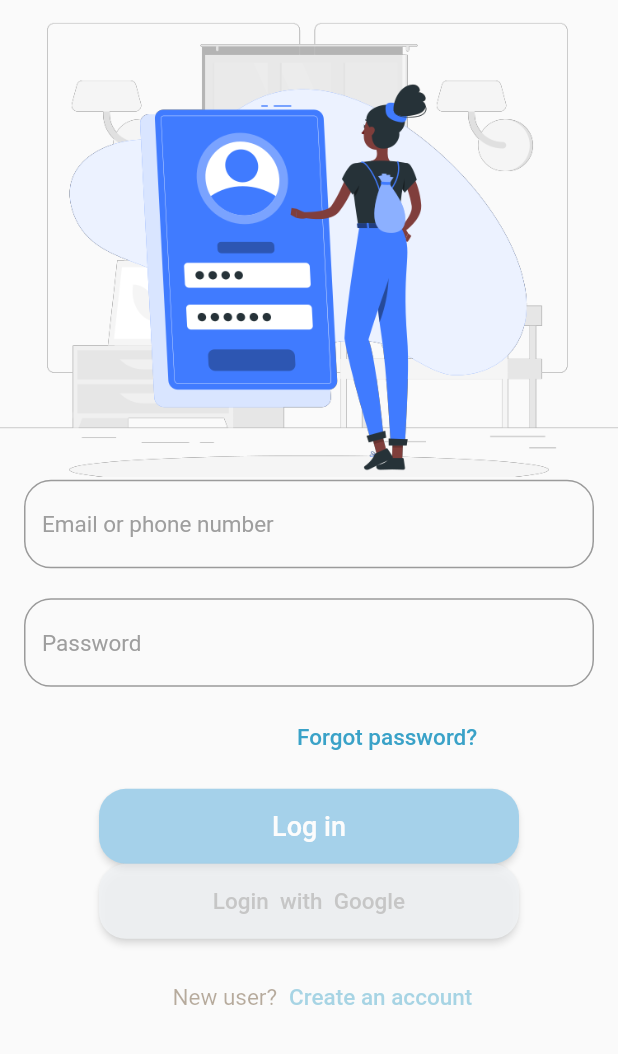
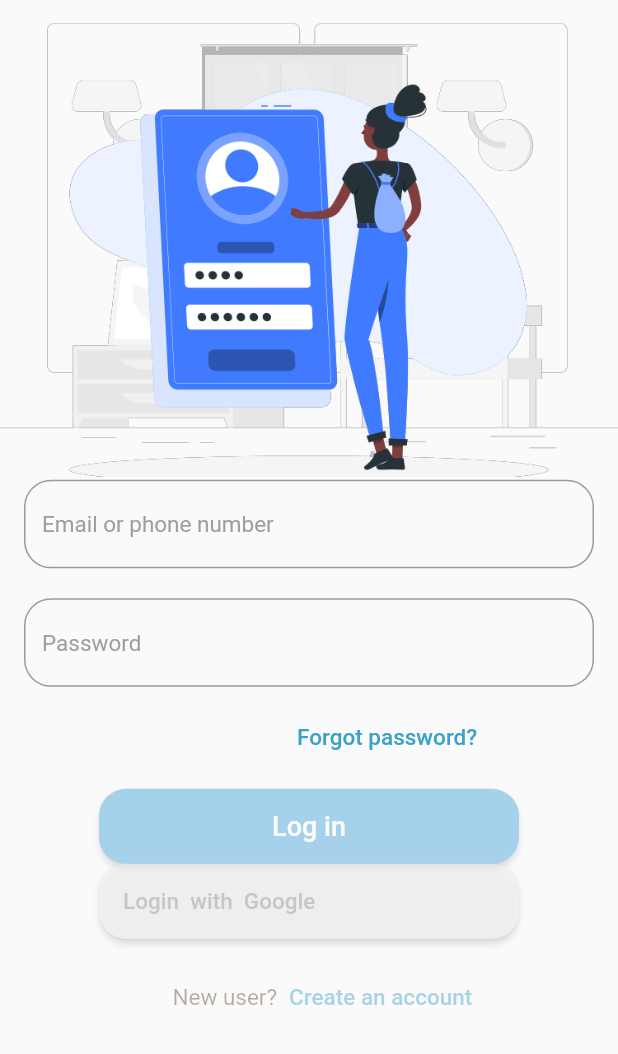
Before and after one commit to Jimmy-Rais/Connect_app-2.0, a Flutter app: the signin screen opened directly, on a phone screen of 412 x 824 dp, the part 182-1236 px from its top. Run offline on Flutter 3.47's test engine with Material 2 defaults, Android fonts, the light colour scheme and no system bars; drawn by our look-alikes of animated_text_kit; our stand-ins replace avatar_glow, cloud_firestore, firebase_auth, firebase_core, firebase_database, firebase_storage and 2 more; missing offline and left inert: flag, flutter_dialogs, speed_dial_fab; accounts and stored records are empty; Roboto replaces fonts that are missing (Acme, Sacramento).

Commit message:
Update signin.dart

```diff
--- a/lib/signin.dart
+++ b/lib/signin.dart
@@ -290,13 +290,17 @@ class _signinState extends State<signin> {
                           borderRadius: BorderRadius.circular(18), // <-- Radius
                         ),
                       ),
-                      child: Text(
+                      child: Row(
+                        children: [
+                          Text(
                             'Login  with  Google',
                             style: GoogleFonts.acme(
                               color: Colors.grey,
                               fontSize: 15,
                               // fontWeight: FontWeight.bold,
                             ),
+                          ),
+                        ],
                       ))),
             ),
             /*  Container(
```
Lines whose indentation alone changed are shown as unchanged.
